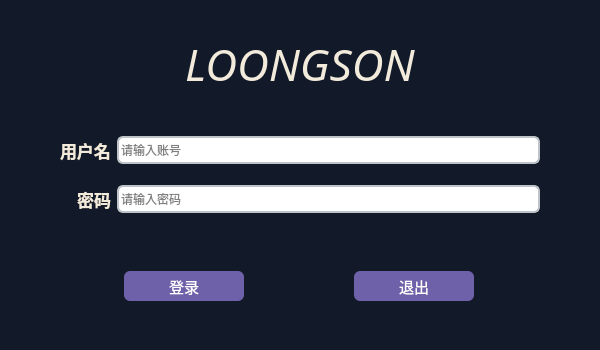
Qt form login.ui (newrows/Loong) before a commit.
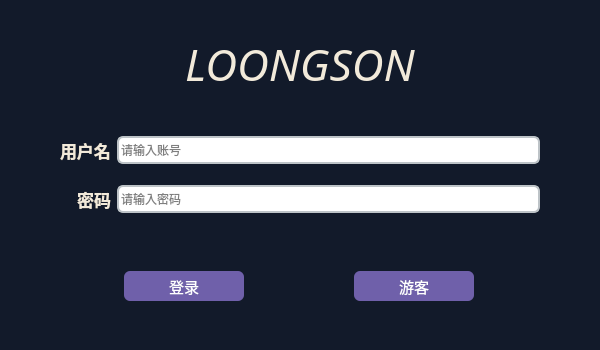
The same form after that commit.

What changed in the file:
```diff
--- a/login.ui
+++ b/login.ui
@@ -121,7 +121,7 @@
 border-radius: 6;</string>
         </property>
         <property name="text">
-         <string>退出</string>
+         <string>游客</string>
         </property>
        </widget>
       </item>
```
